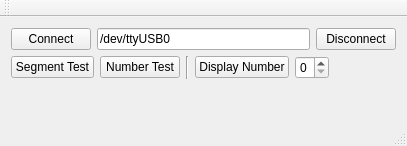
Above: modules/flip_dot_test/flip_dot_test.ui from spetroce/flip_dot_test before the change. Below: the same form after it.
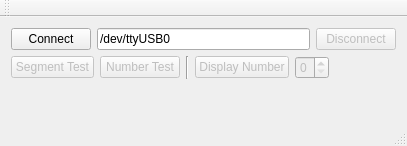
That is the form after the change.

Commit message: enable and disable elements if connected or not

What changed in the file:
```diff
--- a/modules/flip_dot_test/flip_dot_test.ui
+++ b/modules/flip_dot_test/flip_dot_test.ui
@@ -42,6 +42,9 @@
       </item>
       <item>
        <widget class="QPushButton" name="push_button_disconnect">
+        <property name="enabled">
+         <bool>false</bool>
+        </property>
         <property name="text">
          <string>Disconnect</string>
         </property>
@@ -53,6 +56,9 @@
      <layout class="QHBoxLayout" name="horizontalLayout_3">
       <item>
        <widget class="QPushButton" name="push_button_segment_test">
+        <property name="enabled">
+         <bool>false</bool>
+        </property>
         <property name="text">
          <string>Segment Test</string>
         </property>
@@ -60,6 +66,9 @@
       </item>
       <item>
        <widget class="QPushButton" name="push_button_number_test">
+        <property name="enabled">
+         <bool>false</bool>
+        </property>
         <property name="text">
          <string>Number Test</string>
         </property>
@@ -74,6 +83,9 @@
       </item>
       <item>
        <widget class="QPushButton" name="push_button_display_number">
+        <property name="enabled">
+         <bool>false</bool>
+        </property>
         <property name="text">
          <string>Display Number</string>
         </property>
@@ -81,6 +93,9 @@
       </item>
       <item>
        <widget class="QSpinBox" name="spin_box_number">
+        <property name="enabled">
+         <bool>false</bool>
+        </property>
         <property name="maximum">
          <number>9</number>
         </property>
```
The commit also changes 2 other files.
